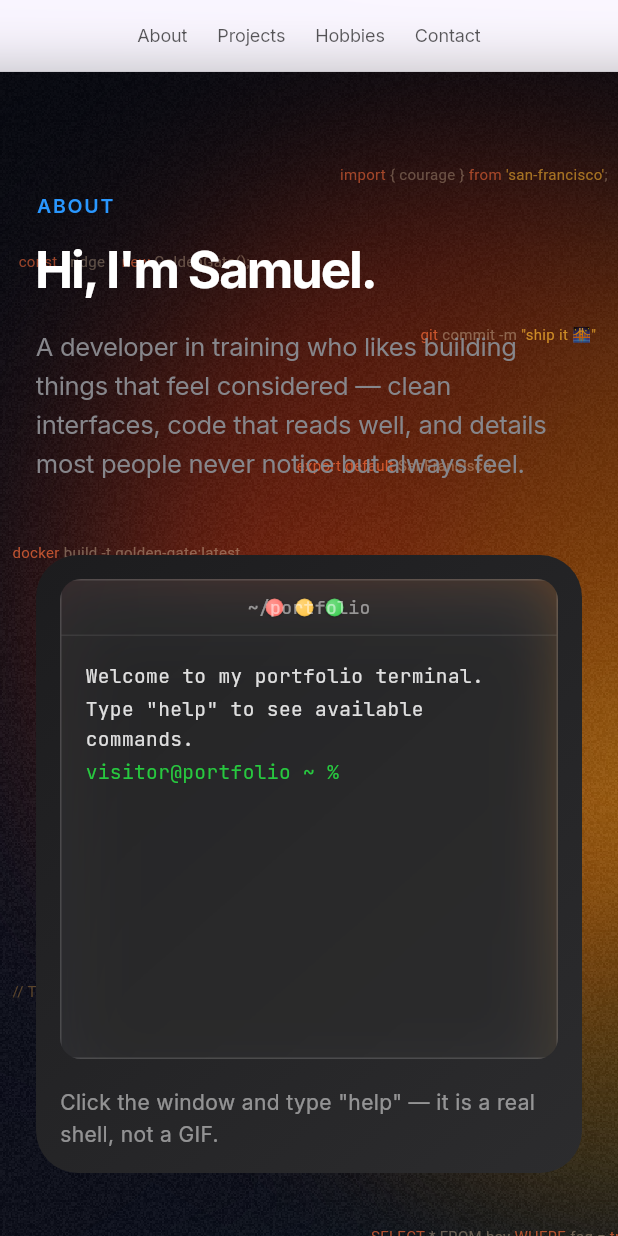
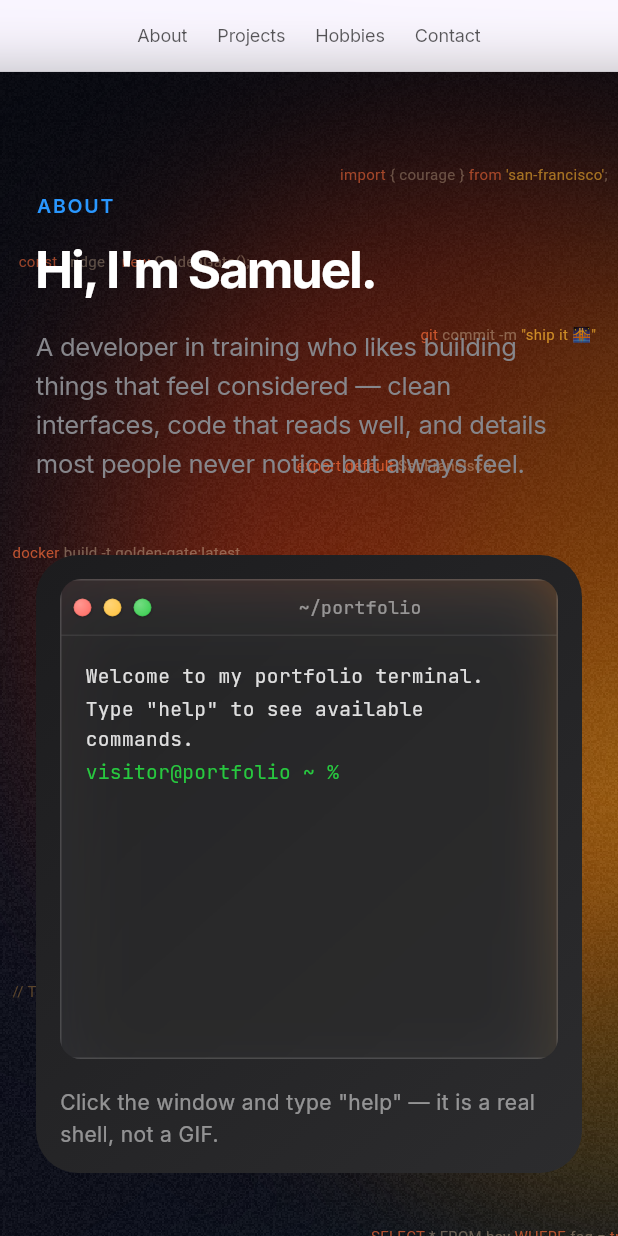
Before and after one commit to SamuelRosengarten/Portfolio, a Flutter app: the screen it shows after launch, on a phone screen of 412 x 824 dp. Run offline on Flutter 3.47's test engine with Material 3 defaults, Android fonts, the phone set to English and light mode, and no system bars; our stand-ins replace google_fonts.

Commit message:
BUGFIX terminal
The terminal layout wasn't working well.

```diff
--- a/portfolio/lib/widgets/terminal/terminal_window.dart
+++ b/portfolio/lib/widgets/terminal/terminal_window.dart
@@ -75,13 +75,16 @@ class _TitleBar extends StatelessWidget {
   Widget build(BuildContext context) {
     return SizedBox(
       height: 36,
-      child: Stack(
-        alignment: Alignment.center,
+      child: Row(
+        mainAxisAlignment: MainAxisAlignment.center,
+        crossAxisAlignment: CrossAxisAlignment.stretch,
         children: [
-          Positioned(
-            left: 12,
+          Padding(
+            padding: const EdgeInsets.all(8.0),
+            child: Expanded(
+              flex: 1,
               child: Row(
-              children: const [
+                children: [
                   _TrafficLight(color: Color(0xFFFF5F56), glyph: '×'),
                   SizedBox(width: 8),
                   _TrafficLight(color: Color(0xFFFFBD2E), glyph: '−'),
@@ -90,11 +93,21 @@ class _TitleBar extends StatelessWidget {
                 ],
               ),
             ),
+          ),
+
+          Expanded(
+            flex: 5,
+            child: Row(
+              mainAxisAlignment: MainAxisAlignment.center,
+              children: [
                 Text(
                   '~/portfolio',
                   style: GoogleFonts.jetBrainsMono(
                     fontSize: 12,
                     color: Colors.white.withValues(alpha: 0.5),
+                  ),
+                ),
+              ],
             ),
           ),
         ],
```
Lines whose indentation alone changed are shown as unchanged.
